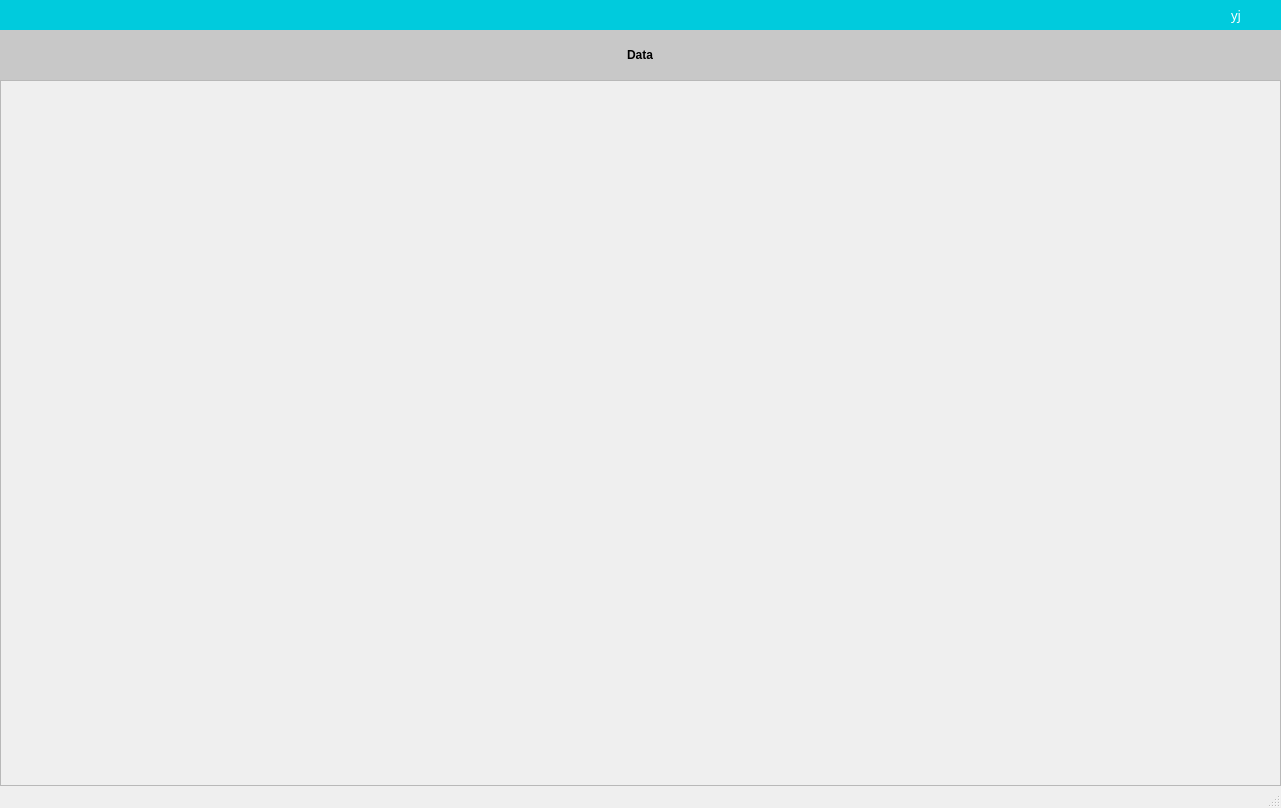
This is gui/design18.ui in y-jenniges/fish_detection as Qt 5 draws it before an edit. The edited form follows.
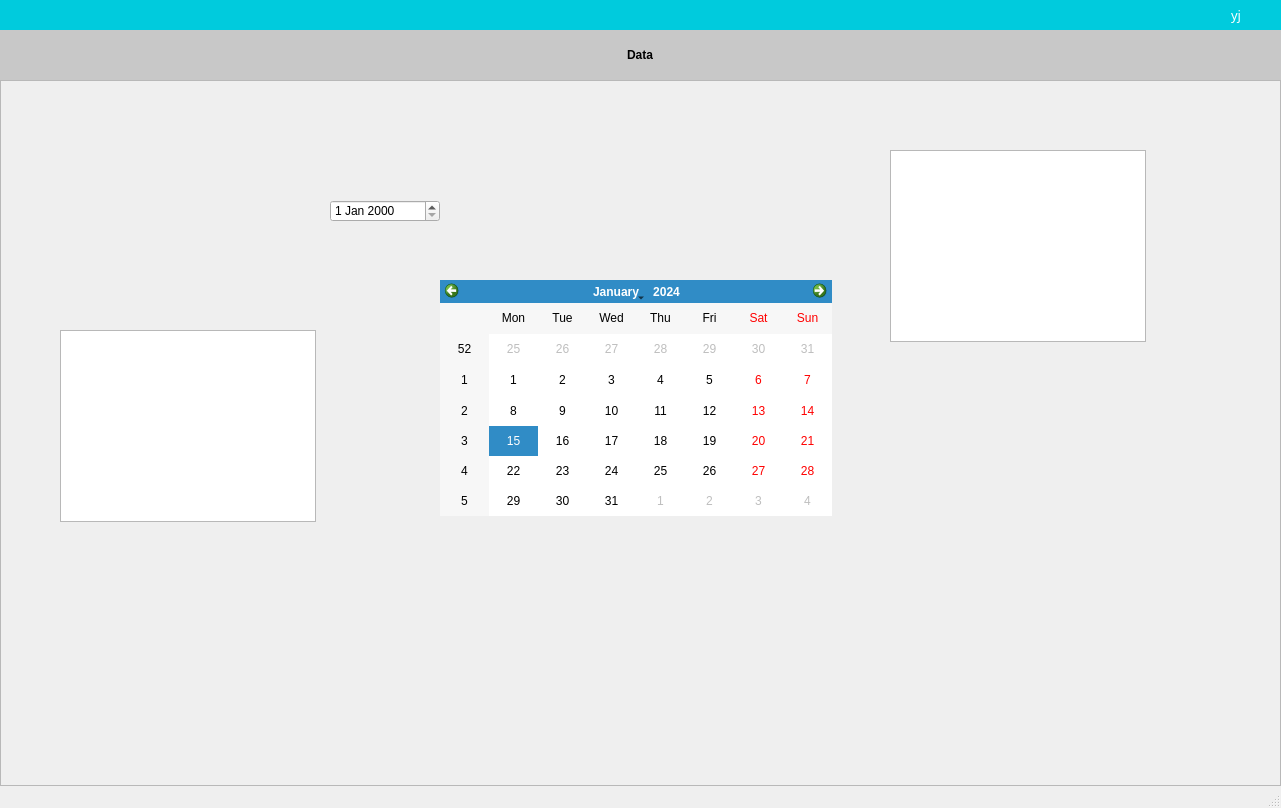
This is the edited form. The open tabs and pages were chosen to show the change. Icons and pictures are not drawn.

Patch:
```diff
--- a/gui/design18.ui
+++ b/gui/design18.ui
@@ -1721,6 +1721,46 @@
           <property name="frameShadow">
            <enum>QFrame::Raised</enum>
           </property>
+          <widget class="QCalendarWidget" name="calendarWidget">
+           <property name="geometry">
+            <rect>
+             <x>440</x>
+             <y>200</y>
+             <width>392</width>
+             <height>236</height>
+            </rect>
+           </property>
+          </widget>
+          <widget class="QDateEdit" name="dateEdit">
+           <property name="geometry">
+            <rect>
+             <x>330</x>
+             <y>120</y>
+             <width>110</width>
+             <height>22</height>
+            </rect>
+           </property>
+          </widget>
+          <widget class="QTableView" name="tableView">
+           <property name="geometry">
+            <rect>
+             <x>60</x>
+             <y>250</y>
+             <width>256</width>
+             <height>192</height>
+            </rect>
+           </property>
+          </widget>
+          <widget class="QTableWidget" name="tableWidget">
+           <property name="geometry">
+            <rect>
+             <x>890</x>
+             <y>70</y>
+             <width>256</width>
+             <height>192</height>
+            </rect>
+           </property>
+          </widget>
          </widget>
         </item>
        </layout>
```
Left out of the diff: 2 changed lines with no effect on the pictures.
